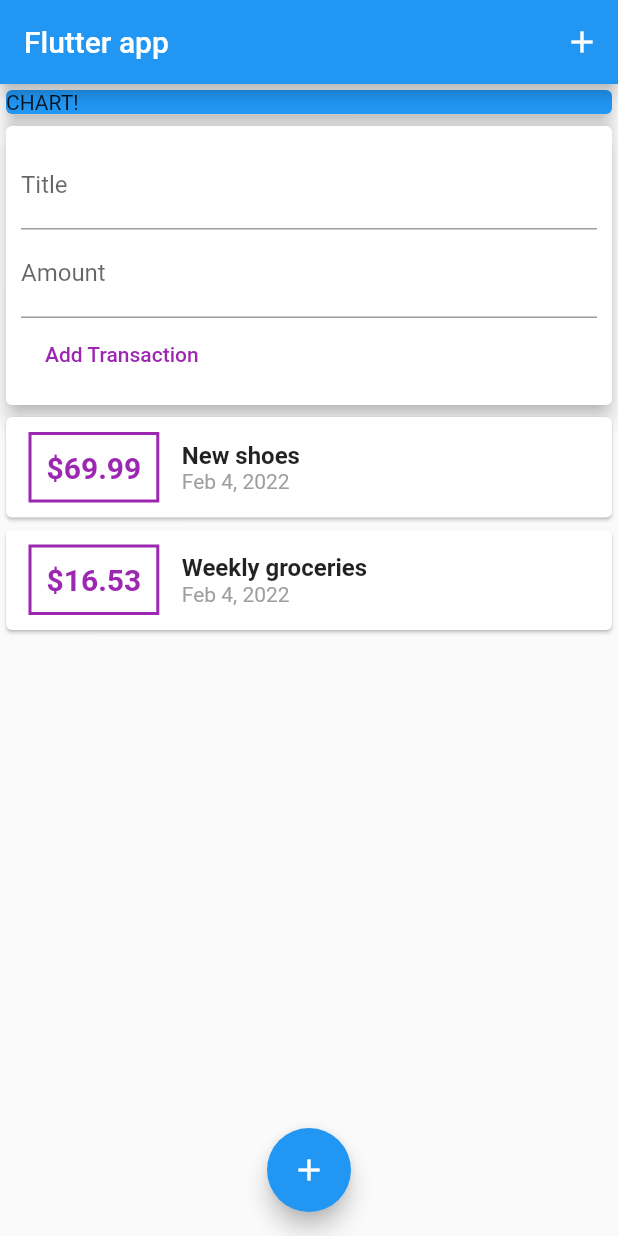
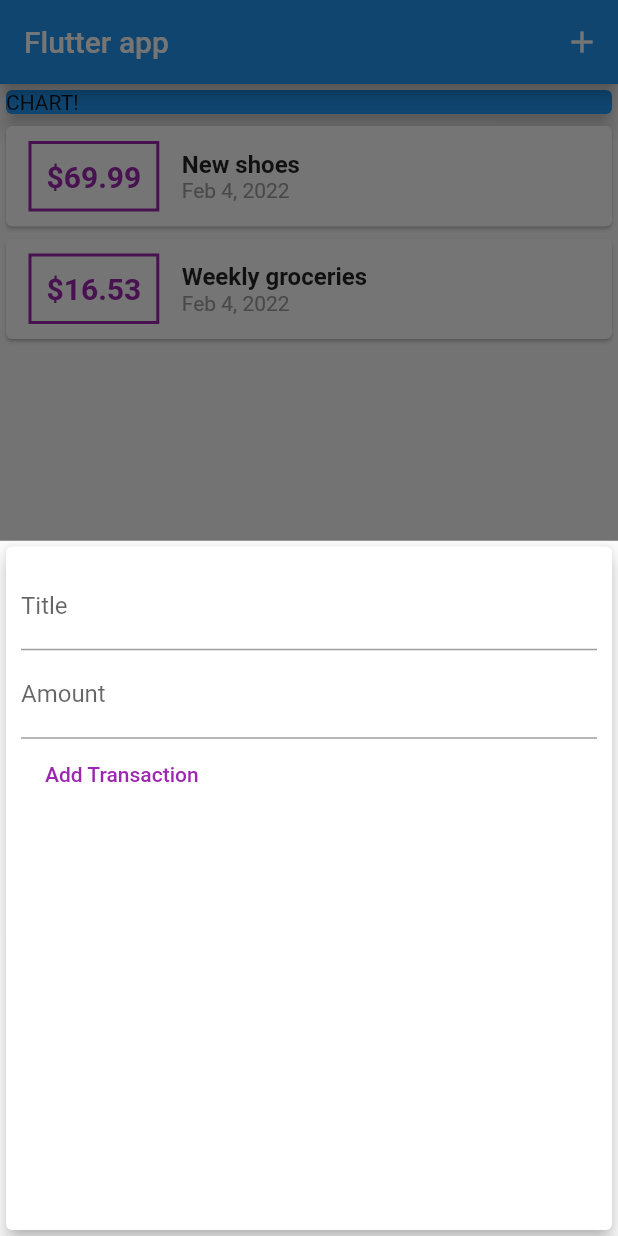
Before and after one commit to ayoline/Personal-Expenses-app, a Flutter app: the screen it shows after launch, after a tap on the "add" icon, on a phone screen of 412 x 824 dp. Run offline on Flutter 3.47's test engine with Material 2 defaults, Android fonts, the phone set to English and light mode, and no system bars.

Commit message:
update with some new resources

```diff
--- a/lib/main.dart
+++ b/lib/main.dart
@@ -1,6 +1,8 @@
 import 'package:flutter/material.dart';
 
-import './widgets/user_transaction.dart';
+import './widgets/new_transaction.dart';
+import './widgets/transaction_list.dart';
+import './models/transaction.dart';
 
 void main() {
   runApp(const MyApp());
@@ -16,18 +18,59 @@ class MyApp extends StatelessWidget {
       theme: ThemeData(
         primarySwatch: Colors.blue,
       ),
-      home: MyHomePage(),
+      home: const MyHomePage(),
     );
   }
 }
 
-class MyHomePage extends StatelessWidget {
-  // String? titleInput;
-  // String? amountInput;
-  final titleController = TextEditingController();
-  final amountController = TextEditingController();
+class MyHomePage extends StatefulWidget {
+  const MyHomePage({Key? key}) : super(key: key);
 
-  MyHomePage({Key? key}) : super(key: key);
+  @override
+  State<MyHomePage> createState() => _MyHomePageState();
+}
+
+class _MyHomePageState extends State<MyHomePage> {
+  final List<Transaction> _userTransactions = [
+    Transaction(
+      id: 't1',
+      title: 'New shoes',
+      amount: 69.99,
+      date: DateTime.now(),
+    ),
+    Transaction(
+      id: 't2',
+      title: 'Weekly groceries',
+      amount: 16.53,
+      date: DateTime.now(),
+    ),
+  ];
+
+  void _addNewTransaction(String txTitle, double txAmount) {
+    final newTx = Transaction(
+      id: DateTime.now().toString(),
+      title: txTitle,
+      amount: txAmount,
+      date: DateTime.now(),
+    );
+
+    setState(() {
+      _userTransactions.add(newTx);
+    });
+  }
+
+  void _startAddNewTransaction(BuildContext ctx) {
+    showModalBottomSheet(
+      context: ctx,
+      builder: (_) {
+        return GestureDetector(
+          onTap: () {},
+          child: NewTransaction(_addNewTransaction),
+          behavior: HitTestBehavior.opaque,
+        );
+      },
+    );
+  }
 
   @override
   Widget build(BuildContext context) {
@@ -36,7 +79,7 @@ class MyHomePage extends StatelessWidget {
         title: const Text('Flutter app'),
         actions: [
           IconButton(
-            onPressed: () {},
+            onPressed: () => _startAddNewTransaction(context),
             icon: const Icon(Icons.add),
           )
         ],
@@ -55,13 +98,13 @@ class MyHomePage extends StatelessWidget {
                 elevation: 5,
               ),
             ),
-            const UserTransactions()
+            TransactionList(_userTransactions)
           ],
         ),
       ),
       floatingActionButtonLocation: FloatingActionButtonLocation.centerFloat,
       floatingActionButton: FloatingActionButton(
-        onPressed: () {},
+        onPressed: () => _startAddNewTransaction(context),
         child: const Icon(
           Icons.add,
         ),
--- a/lib/widgets/new_transaction.dart
+++ b/lib/widgets/new_transaction.dart
@@ -1,11 +1,18 @@
 import 'package:flutter/material.dart';
 
-class NewTransaction extends StatelessWidget {
+class NewTransaction extends StatefulWidget {
   final Function addTx;
+
+  const NewTransaction(this.addTx, {Key? key}) : super(key: key);
+
+  @override
+  State<NewTransaction> createState() => _NewTransactionState();
+}
+
+class _NewTransactionState extends State<NewTransaction> {
   final titleController = TextEditingController();
+
   final amountController = TextEditingController();
-
-  NewTransaction(this.addTx, {Key? key}) : super(key: key);
 
   void submitData() {
     final enteredTitle = titleController.text;
@@ -15,10 +22,12 @@ class NewTransaction extends StatelessWidget {
       return;
     }
 
-    addTx(
+    widget.addTx(
       enteredTitle,
       enteredAmount,
     );
+
+    Navigator.of(context).pop();
   }
 
   @override
--- a/lib/widgets/user_transaction.dart
+++ /dev/null
@@ -1,52 +0,0 @@
-import 'package:flutter/material.dart';
-
-import '../models/transaction.dart';
-import './new_transaction.dart';
-import './transaction_list.dart';
-
-class UserTransactions extends StatefulWidget {
-  const UserTransactions({Key? key}) : super(key: key);
-
-  @override
-  _UserTransactionsState createState() => _UserTransactionsState();
-}
-
-class _UserTransactionsState extends State<UserTransactions> {
-  final List<Transaction> _userTransactions = [
-    Transaction(
-      id: 't1',
-      title: 'New shoes',
-      amount: 69.99,
-      date: DateTime.now(),
-    ),
-    Transaction(
-      id: 't2',
-      title: 'Weekly groceries',
-      amount: 16.53,
-      date: DateTime.now(),
-    ),
-  ];
-
-  void _addNewTransaction(String txTitle, double txAmount) {
-    final newTx = Transaction(
-      id: DateTime.now().toString(),
-      title: txTitle,
-      amount: txAmount,
-      date: DateTime.now(),
-    );
-
-    setState(() {
-      _userTransactions.add(newTx);
-    });
-  }
-
-  @override
-  Widget build(BuildContext context) {
-    return Column(
-      children: [
-        NewTransaction(_addNewTransaction),
-        TransactionList(_userTransactions),
-      ],
-    );
-  }
-}
```
